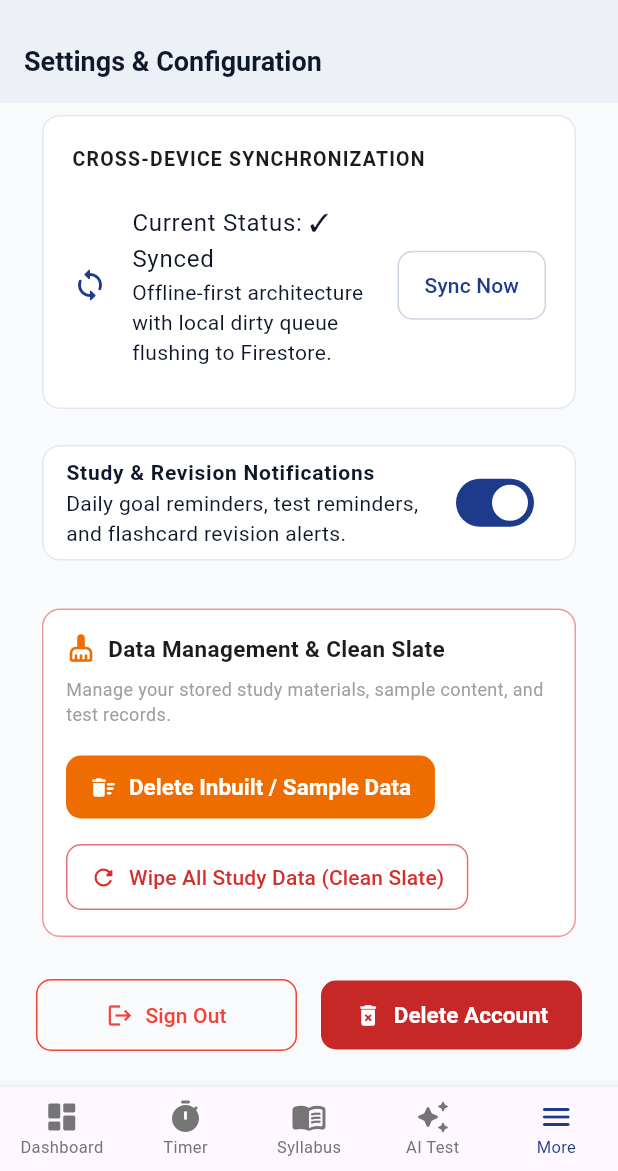
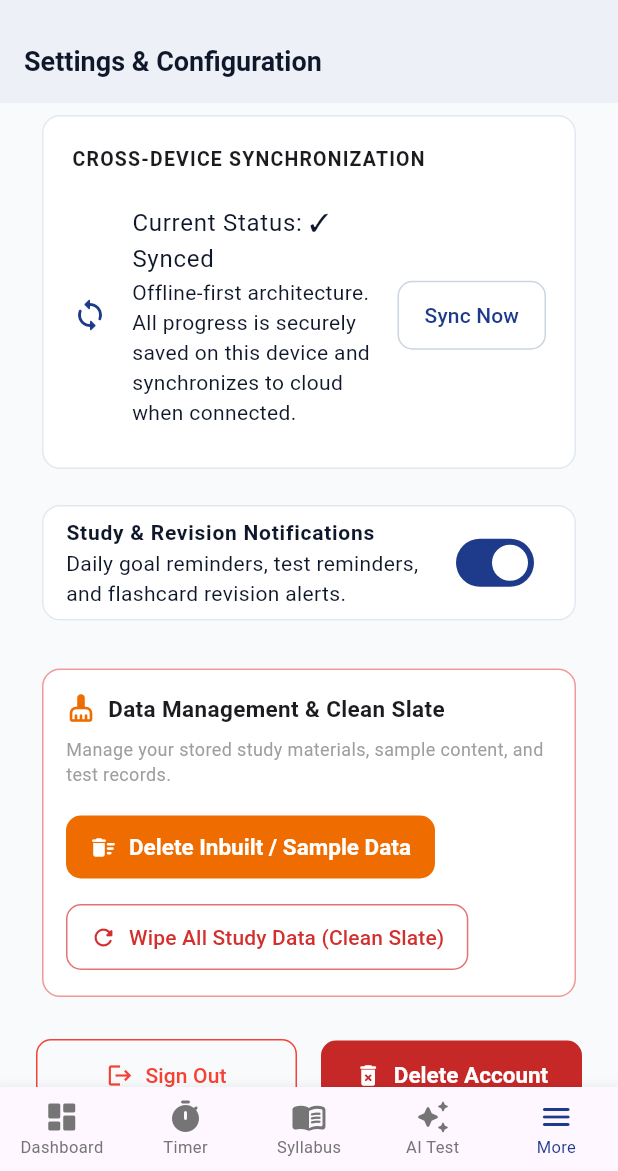
Before and after one commit to akash-290605/isro-study-companion, a Flutter app: the SettingsScreen screen opened by its route, scrolled down 889 dp, on a phone screen of 412 x 824 dp, the part 65-1236 px from its top. Run offline on Flutter 3.47's test engine with Material 3 defaults, Android fonts, the phone set to English and light mode, and no system bars; our stand-ins replace cloud_firestore, file_picker, firebase_auth, firebase_core, fl_chart, flutter_riverpod and 2 more; missing offline and left inert: dart:html, flutter_math_fork; accounts and stored records are empty.

Commit message:
fix: resolve false offline status by properly supporting local storage mode and auth checks

```diff
--- a/lib/core/widgets/sync_badge.dart
+++ b/lib/core/widgets/sync_badge.dart
@@ -19,27 +19,37 @@ class SyncStatusBadge extends ConsumerWidget {
         color = const Color(0xFF10B981); // Emerald
         icon = Icons.cloud_done_rounded;
         break;
+      case SyncStatus.localOnly:
+        color = const Color(0xFF10B981); // Emerald / Saved
+        icon = Icons.check_circle_outline_rounded;
+        break;
       case SyncStatus.syncing:
         color = const Color(0xFFF59E0B); // Amber
         icon = Icons.sync_rounded;
         break;
       case SyncStatus.offline:
-        color = const Color(0xFF94A3B8); // Slate
+        color = const Color(0xFF64748B); // Slate
         icon = Icons.cloud_off_rounded;
         break;
     }
 
     final isCompact = MediaQuery.of(context).size.width < 500;
+    final tooltipMessage = status == SyncStatus.localOnly
+        ? 'Offline-ready: All notes, formulas, and progress are saved on this device.'
+        : 'Sync status: ${status.label}';
 
     return Tooltip(
-      message: 'Sync status: ${status.label}',
+      message: tooltipMessage,
       child: InkWell(
         borderRadius: BorderRadius.circular(20),
         onTap: () {
           syncService.syncPendingData();
+          final snackMsg = status == SyncStatus.localOnly
+              ? '✓ All changes are securely saved locally on this device.'
+              : 'Sync status: ${status.label}. Checking cloud updates...';
           ScaffoldMessenger.of(context).showSnackBar(
             SnackBar(
-              content: Text('Sync status: ${status.label}. Checking cloud updates...'),
+              content: Text(snackMsg),
               duration: const Duration(seconds: 2),
             ),
           );
--- a/lib/data/models/sync_model.dart
+++ b/lib/data/models/sync_model.dart
@@ -1,6 +1,7 @@
 enum SyncStatus {
   synced,
   syncing,
+  localOnly,
   offline;
 
   String get label {
@@ -9,8 +10,10 @@ enum SyncStatus {
         return '✓ Synced';
       case SyncStatus.syncing:
         return '⟳ Syncing...';
+      case SyncStatus.localOnly:
+        return '✓ Saved Locally';
       case SyncStatus.offline:
-        return '⚠ Offline';
+        return 'Offline (Saved)';
     }
   }
 }
--- a/lib/features/settings/screens/settings_screen.dart
+++ b/lib/features/settings/screens/settings_screen.dart
@@ -127,7 +127,7 @@ class _SettingsScreenState extends ConsumerState<SettingsScreen> {
                           subtitle: Column(
                             crossAxisAlignment: CrossAxisAlignment.start,
                             children: [
-                              Text(user?.email ?? 'offline@companion.edu'),
+                              Text(user?.email ?? 'aspirant@isro-prep.edu'),
                               const SizedBox(height: 2),
                               Text('User ID: ${user?.id ?? "local"}', style: const TextStyle(fontSize: 10, color: Colors.grey)),
                             ],
@@ -365,7 +365,7 @@ class _SettingsScreenState extends ConsumerState<SettingsScreen> {
                           contentPadding: EdgeInsets.zero,
                           leading: const Icon(Icons.sync_rounded, color: Color(0xFF1E3A8A)),
                           title: Text('Current Status: ${syncService.status.label}'),
-                          subtitle: const Text('Offline-first architecture with local dirty queue flushing to Firestore.'),
+                          subtitle: const Text('Offline-first architecture. All progress is securely saved on this device and synchronizes to cloud when connected.'),
                           trailing: OutlinedButton(
                             onPressed: () {
                               syncService.syncPendingData();
```
Also changed, not shown: lib/core/services/sync_service.dart (+54 -16 lines).
